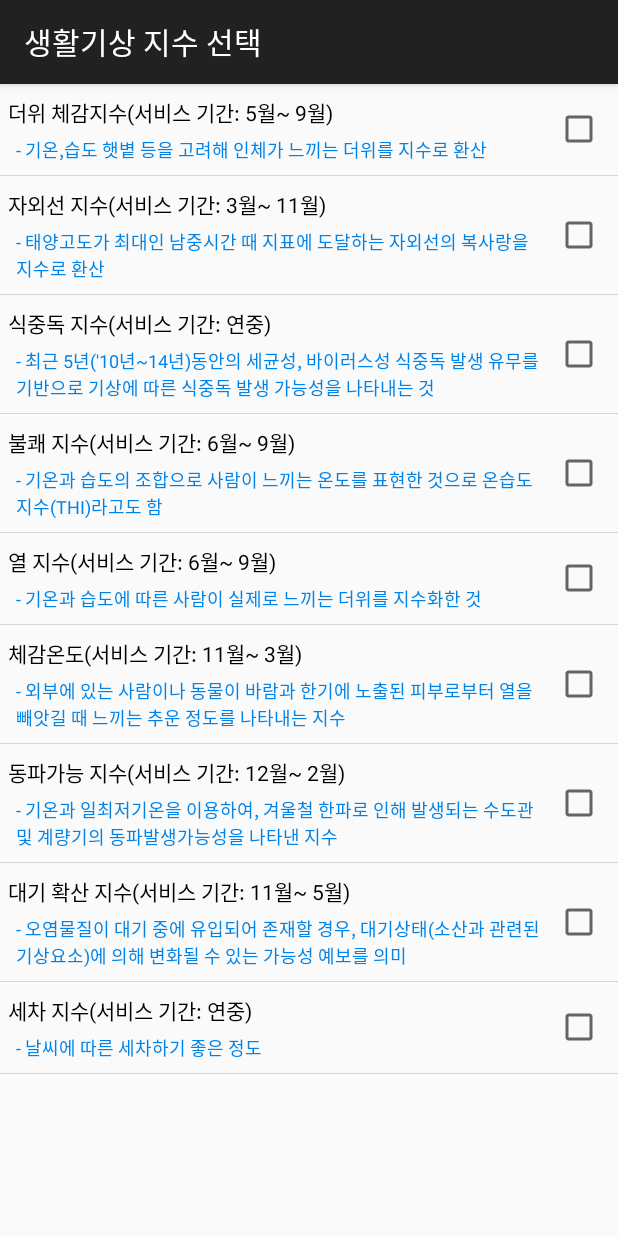
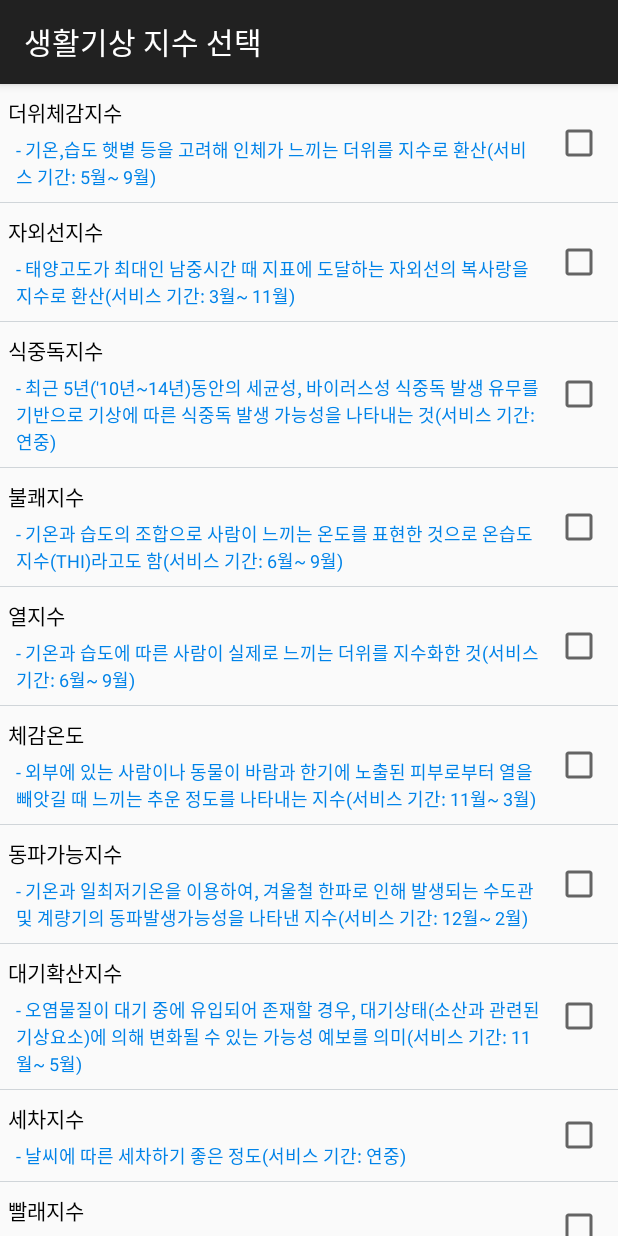
Before and after one commit to yyk1213/weather_mobile, an Android app: the screen it shows after launch (LivingWeather), in the options menu, after a tap on "생활 기상지수 선택", on a phone screen of 412 x 824 dp. Run offline under Robolectric (Android 15) with nearby library versions, the phone set to English and light mode, and no system bars; libraries missing offline, so code that uses them is left out: com.facebook.stetho; 2 statements that could not run were skipped.

Commit message:
1. SharedPreference 저장 2.Main 현재 위치 받아오기 3. Noti 눌렀을 때 수정

```diff
--- a/MyApplication/app/src/main/java/com/example/yeon1213/myapplication/Life_Radius/CustomAutoCompleteAdapter.java
+++ b/MyApplication/app/src/main/java/com/example/yeon1213/myapplication/Life_Radius/CustomAutoCompleteAdapter.java
@@ -157,7 +157,7 @@ public class CustomAutoCompleteAdapter extends ArrayAdapter implements Filterabl
             prediction_item=new ArrayList<>();
 
             for(AutocompletePrediction prediction:autoCompleteList){
-                    auto_result.add(prediction.getFullText(null).toString());
+                    auto_result.add(prediction.getFullText(null).toString().substring(5));
                     prediction_item.add(prediction);
             }
 
--- a/MyApplication/app/src/main/java/com/example/yeon1213/myapplication/Living_Weather/LivingWeather.java
+++ b/MyApplication/app/src/main/java/com/example/yeon1213/myapplication/Living_Weather/LivingWeather.java
@@ -68,50 +68,53 @@ public class LivingWeather extends AppCompatActivity {
     }
 
     private void LivingData(){
-        Index_data index_data =new Index_data("더위 체감지수(서비스 기간: 5월~ 9월)", "기온,습도 햇볕 등을 고려해 인체가 느끼는 더위를 지수로 환산");
+        Index_data index_data =new Index_data("더위체감지수", "기온,습도 햇볕 등을 고려해 인체가 느끼는 더위를 지수로 환산(서비스 기간: 5월~ 9월)");
         living_weatherList.add(index_data);
 
-        index_data =new Index_data("자외선 지수(서비스 기간: 3월~ 11월)", "태양고도가 최대인 남중시간 때 지표에 도달하는 자외선의 복사랑을 지수로 환산");
+        index_data =new Index_data("자외선지수", "태양고도가 최대인 남중시간 때 지표에 도달하는 자외선의 복사랑을 지수로 환산(서비스 기간: 3월~ 11월)");
         living_weatherList.add(index_data);
 
-        index_data =new Index_data("식중독 지수(서비스 기간: 연중)", "최근 5년('10년~14년)동안의 세균성, 바이러스성 식중독 발생 유무를 기반으로 기상에 따른 식중독 발생 가능성을 나타내는 것");
+        index_data =new Index_data("식중독지수", "최근 5년('10년~14년)동안의 세균성, 바이러스성 식중독 발생 유무를 기반으로 기상에 따른 식중독 발생 가능성을 나타내는 것(서비스 기간: 연중)");
         living_weatherList.add(index_data);
 
-        index_data =new Index_data("불쾌 지수(서비스 기간: 6월~ 9월)", "기온과 습도의 조합으로 사람이 느끼는 온도를 표현한 것으로 온습도지수(THI)라고도 함");
+        index_data =new Index_data("불쾌지수", "기온과 습도의 조합으로 사람이 느끼는 온도를 표현한 것으로 온습도지수(THI)라고도 함(서비스 기간: 6월~ 9월)");
         living_weatherList.add(index_data);
 
-        index_data =new Index_data("열 지수(서비스 기간: 6월~ 9월)", "기온과 습도에 따른 사람이 실제로 느끼는 더위를 지수화한 것");
+        index_data =new Index_data("열지수", "기온과 습도에 따른 사람이 실제로 느끼는 더위를 지수화한 것(서비스 기간: 6월~ 9월)");
         living_weatherList.add(index_data);
 
-        index_data =new Index_data("체감온도(서비스 기간: 11월~ 3월)", "외부에 있는 사람이나 동물이 바람과 한기에 노출된 피부로부터 열을 빼앗길 때 느끼는 추운 정도를 나타내는 지수");
+        index_data =new Index_data("체감온도", "외부에 있는 사람이나 동물이 바람과 한기에 노출된 피부로부터 열을 빼앗길 때 느끼는 추운 정도를 나타내는 지수(서비스 기간: 11월~ 3월)");
         living_weatherList.add(index_data);
 
-        index_data =new Index_data("동파가능 지수(서비스 기간: 12월~ 2월)", "기온과 일최저기온을 이용하여, 겨울철 한파로 인해 발생되는 수도관 및 계량기의 동파발생가능성을 나타낸 지수");
+        index_data =new Index_data("동파가능지수", "기온과 일최저기온을 이용하여, 겨울철 한파로 인해 발생되는 수도관 및 계량기의 동파발생가능성을 나타낸 지수(서비스 기간: 12월~ 2월)");
         living_weatherList.add(index_data);
 
-        index_data =new Index_data("대기 확산 지수(서비스 기간: 11월~ 5월)", "오염물질이 대기 중에 유입되어 존재할 경우, 대기상태(소산과 관련된 기상요소)에 의해 변화될 수 있는 가능성 예보를 의미");
+        index_data =new Index_data("대기확산지수", "오염물질이 대기 중에 유입되어 존재할 경우, 대기상태(소산과 관련된 기상요소)에 의해 변화될 수 있는 가능성 예보를 의미(서비스 기간: 11월~ 5월)");
         living_weatherList.add(index_data);
 
-        index_data =new Index_data("세차 지수(서비스 기간: 연중)", "날씨에 따른 세차하기 좋은 정도");
+        index_data =new Index_data("세차지수", "날씨에 따른 세차하기 좋은 정도(서비스 기간: 연중)");
+        living_weatherList.add(index_data);
+
+        index_data =new Index_data("빨래지수", "날씨에 따른 빨래하기 좋은 정도(서비스 기간: 연중)");
         living_weatherList.add(index_data);
 
         living_Adapter.notifyDataSetChanged();
     }
 
     private void HealthData(){
-        Index_data index_data =new Index_data("천식폐질환가능지수(서비스 기간: 연중)", "기상조건(최저기온, 일교차, 현지기압, 상대습도)에 따른 천식·폐질환 발생 가능정도를 지수화");
+        Index_data index_data =new Index_data("천식폐질환가능지수", "기상조건(최저기온, 일교차, 현지기압, 상대습도)에 따른 천식·폐질환 발생 가능정도를 지수화(서비스 기간: 연중)");
         living_weatherList.add(index_data);
 
-        index_data =new Index_data("뇌졸중가능지수(서비스 기간: 3월~ 11월)", "기상조건(최저기온, 일교차, 현지기압, 상대습도)에 따른 뇌졸중 발생 가능정도를 지수화");
+        index_data =new Index_data("뇌졸중가능지수", "기상조건(최저기온, 일교차, 현지기압, 상대습도)에 따른 뇌졸중 발생 가능정도를 지수화(서비스 기간: 3월~ 11월)");
         living_weatherList.add(index_data);
 
-        index_data =new Index_data("피부질환가능지수(서비스 기간: 연중)", "기상조건(최고기온, 상대습도)에 따른 피부질환 발생 가능정도를 지수화");
+        index_data =new Index_data("피부질환가능지수", "기상조건(최고기온, 상대습도)에 따른 피부질환 발생 가능정도를 지수화(서비스 기간: 연중)");
         living_weatherList.add(index_data);
 
-        index_data =new Index_data("감기가능지수(서비스 기간: 9월~4월)", "기상조건(최저기온, 일교차, 현지기압, 상대습도)에 따른 감기 발생 가능정도를 지수화");
+        index_data =new Index_data("감기가능지수", "기상조건(최저기온, 일교차, 현지기압, 상대습도)에 따른 감기 발생 가능정도를 지수화(서비스 기간: 9월~4월)");
         living_weatherList.add(index_data);
 
-        index_data =new Index_data("꽃가루농도위험지수(서비스 기간: 4월~5월(참나무, 소나무),9월~10월(잡초류))", "기상조건(최고기온, 최저기온, 강수량, 평균풍속 등)에 따른 꽃가루 알레르기 발생 가능정도를 지수화");
+        index_data =new Index_data("꽃가루농도위험지수", "기상조건(최고기온, 최저기온, 강수량, 평균풍속 등)에 따른 꽃가루 알레르기 발생 가능정도를 지수화(서비스 기간: 4월~5월(참나무, 소나무),9월~10월(잡초류))");
         living_weatherList.add(index_data);
 
         living_Adapter.notifyDataSetChanged();
@@ -122,7 +125,6 @@ public class LivingWeather extends AppCompatActivity {
 
         public class living_ViewHolder extends RecyclerView.ViewHolder implements CheckBox.OnCheckedChangeListener{
 
-            //index 말고 checkbox도 넣어야 함
             public TextView living_name,living_expla;
             public CheckBox index_checkBox;
 
@@ -139,7 +141,7 @@ public class LivingWeather extends AppCompatActivity {
             @Override
             public void onCheckedChanged(CompoundButton buttonView, boolean isChecked) {
                 //tag값을 받아와서 그 받아온 값들을 프리퍼런스에 저장,그 값의 id값을 부여, 보여주는 리스트 값을 다르게 설정해야 한다.
-                int item_ID=(int) itemView.getTag();
+                 int item_ID=(int) itemView.getTag();
                 if(isChecked){
                     editor.putBoolean(living_weatherList.get(item_ID).getLiving_name(),true);
                 }else{
@@ -148,7 +150,6 @@ public class LivingWeather extends AppCompatActivity {
                 editor.commit();
             }
         }
-
 
         public livingAdapter(List<Index_data> myDataset){
             index_Dataset =myDataset;
@@ -168,6 +169,10 @@ public class LivingWeather extends AppCompatActivity {
             Index_data LD= index_Dataset.get(position);
             living_viewHolder.living_name.setText(LD.getLiving_name());
             living_viewHolder.living_expla.setText("- " + LD.getLiving_explanation());
+
+            boolean index_check=index_pref.getBoolean(LD.getLiving_name(),false);
+
+            living_viewHolder.index_checkBox.setChecked(index_check);
         }
 
         @Override
--- a/MyApplication/app/src/main/java/com/example/yeon1213/myapplication/Main/MainActivity.java
+++ b/MyApplication/app/src/main/java/com/example/yeon1213/myapplication/Main/MainActivity.java
@@ -1,30 +1,37 @@
 package com.example.yeon1213.myapplication.Main;
 
+import android.content.Context;
 import android.content.Intent;
+import android.content.pm.PackageManager;
+import android.location.Address;
+import android.location.Geocoder;
+import android.location.Location;
+import android.location.LocationManager;
+import android.net.ConnectivityManager;
 import android.os.Bundle;
+import android.support.v4.app.ActivityCompat;
 import android.support.v7.app.AppCompatActivity;
 import android.support.v7.widget.LinearLayoutManager;
 import android.support.v7.widget.RecyclerView;
+import android.util.Log;
 import android.view.Menu;
 import android.view.MenuInflater;
 import android.view.MenuItem;
 import android.widget.TextView;
 
-import com.example.yeon1213.myapplication.Alarm.Alarm;
-import com.example.yeon1213.myapplication.DataBase.LocationDatabase;
-import com.example.yeon1213.myapplication.Health_Weather.HealthWeather;
 import com.example.yeon1213.myapplication.Life_Radius.LifeRadiusActivity;
 import com.example.yeon1213.myapplication.Living_Weather.LivingWeather;
 import com.example.yeon1213.myapplication.R;
 import com.example.yeon1213.myapplication.Weather_alarm.WeatherAlarm;
 
+import java.io.IOException;
 import java.util.ArrayList;
 import java.util.List;
 
 import static com.example.yeon1213.myapplication.Living_Weather.LivingWeather.EXTRA_ACTIVITY_POSITION;
 
 public class MainActivity extends AppCompatActivity{
-    private TextView temperature, fine_dust, precipitation, humidity, wind,city,county,village;
+    private TextView temperature, fine_dust, precipitation, humidity, wind;
     private double latitude, longitude;
 
     private RecyclerView main_RecyclerView;
@@ -34,8 +41,20 @@ public class MainActivity extends AppCompatActivity{
     private List<String> recycler_livingData = new ArrayList<>();
     private WeatherData main_weatherData;
 
-    private LocationDatabase database;
-    private Alarm alarm;
+    public static final String EXTRA_LATITUDE="com.example.yeon1213.myapplication.Alarm.latitude";
+    public static final String EXTRA_LONGITUDE="com.example.yeon1213.myapplication.Alarm.longtitude";
+
+    private LocationListener[] mLocationListeners;
+
+    public static Intent newIntent(Context context, double latitude, double longitude){
+        Intent mainIntent = new Intent(context, MainActivity.class);
+
+        mainIntent.putExtra(EXTRA_LATITUDE,latitude);
+        mainIntent.putExtra(EXTRA_LONGITUDE, longitude);
+
+        return mainIntent;
+    }
+
     //좀 더 함수로 나누기
     @Override
     protected void onCreate(Bundle savedInstanceState) {
@@ -49,8 +68,12 @@ public class MainActivity extends AppCompatActivity{
 
         initView();
         main_weatherData = new WeatherData();
-        alarm=new Alarm();
+        main_weatherData.setContext(this);
+
         location_check();
+        //주소로 액션바 타이틀 변경
+        reverse_address();
+
 //        Intent i= PersonalLocationService.newIntent(this);
 //        startService(i);
 
@@ -85,19 +108,21 @@ public class MainActivity extends AppCompatActivity{
 
         //날씨 값 가져오기
         main_weatherData.getWeatherAPIData(latitude,longitude);
-        main_weatherData.getIndexData(latitude,longitude);
+        //선택 지수 값 가져오기
+       main_weatherData.getIndexData(latitude,longitude);
+    }
 
-//        //좌표를 주소로 변환
-//        final Geocoder geocoder=new Geocoder(this);
-//        List<Address> list=null;
-//        try {
-//            list = geocoder.getFromLocation(latitude, longitude, 10);
-//            getSupportActionBar().setTitle(list.get(0).getAddressLine(0));
-//        }catch (IOException e) {
-//            e.printStackTrace();
-//            Log.e("test", "입출력 오류 - 서버에서 주소변환시 에러발생");
-//        }
-        //알람이 등록돼있으면 따로 할 필요 없음
+    private void reverse_address(){
+        //좌표를 주소로 변환
+        final Geocoder geocoder=new Geocoder(this);
+        List<Address> list=null;
+        try {
+            list = geocoder.getFromLocation(latitude, longitude, 10);
+            getSupportActionBar().setTitle(list.get(0).getAddressLine(0).substring(5));
+        }catch (IOException e) {
+            e.printStackTrace();
+            Log.e("test", "입출력 오류 - 서버에서 주소변환시 에러발생");
+        }
     }
 
     @Override
@@ -109,6 +134,8 @@ public class MainActivity extends AppCompatActivity{
     public boolean onCreateOptionsMenu(Menu menu) {
         MenuInflater inflater = getMenuInflater();
         inflater.inflate(R.menu.setting_menu, menu);
+        inflater.inflate(R.menu.action_button, menu);
+
         return true;
     }
 
@@ -135,6 +162,16 @@ public class MainActivity extends AppCompatActivity{
                 Intent weatherAlarmIntent = new Intent(MainActivity.this, WeatherAlarm.class);
                 startActivity(weatherAlarmIntent);
                 break;
+
+            case R.id.change_location:
+                getCurrentLocation();
+                recycler_livingData.clear();
+
+                //날씨 값 가져오기
+                main_weatherData.getWeatherAPIData(latitude,longitude);
+                //선택 지수 값 가져오기
+                main_weatherData.getIndexData(latitude,longitude);
+                reverse_address();
         }
         return true;
     }
@@ -150,7 +187,7 @@ public class MainActivity extends AppCompatActivity{
     //현재위치 받아오기
     private void location_check(){
 
-        database=LocationDatabase.getDataBase(this);
+        //database=LocationDatabase.getDataBase(this);
 
 //       //기존에 저장된 DB 값이 있을 경우-- 패턴 값 분석해서 그 DB 값 불러오기--현재 위치 값으로 불러오기
 //        if(database.getLocationDAO().getLocation().size()>0) {
@@ -164,14 +201,114 @@ public class MainActivity extends AppCompatActivity{
 //       else{//기존에 패턴 분석 DB가 없을 경우-- 우선 현재 위치를 불러오고 서비스에 위치값 저장 시작
             //위치 받아오는 거는 서비스에서만 실행해서 그 값을 불러온다.
             //우선은 특정 값으로 고정시켜 놓기
-            latitude = 36.1234;
-            longitude=127.1234;
 //        }
+
+        //들어온 인텐트 값이 있으면
+        if((getIntent().getDoubleExtra(EXTRA_LATITUDE,0.0)!=0.0) && (getIntent().getDoubleExtra(EXTRA_LONGITUDE,0.0)!=0.0)){
+            latitude=getIntent().getDoubleExtra(EXTRA_LATITUDE,0.0);
+            longitude=getIntent().getDoubleExtra(EXTRA_LONGITUDE,0.0);
+        }
+        else{
+            //현재위치 값 구하기
+            getCurrentLocation();
+        }
     }
 
-//    @Override
-//    public void onBackPressed() {
-//        super.onBackPressed();
-//        this.finish();
-//    }
+    class LocationListener implements android.location.LocationListener {
+        Location mLocation;
+
+        public LocationListener(String provider) {
+            mLocation = new Location(provider);
+        }
+
+        @Override
+        public void onLocationChanged(Location location) {
+            mLocation.set(location);
+
+            latitude = mLocation.getLatitude();
+            longitude = mLocation.getLongitude();
+        }
+
+        @Override
+        public void onStatusChanged(String provider, int status, Bundle extras) {
+
+        }
+
+        @Override
+        public void onProviderEnabled(String provider) {
+
+        }
+
+        @Override
+        public void onProviderDisabled(String provider) {
+
+        }
+    }
+
+    private void getCurrentLocation(){
+
+        //네트워크 연결 가능한지 확인
+        if(!isNetworkAvailable()) return;
+
+        //위치 정보 수신 체크--안돼있으면 어떡하지?
+        if (ActivityCompat.checkSelfPermission(this, android.Manifest.permission.ACCESS_COARSE_LOCATION) != PackageManager.PERMISSION_GRANTED) {
+            return;
+        }
+
+        //위치 매니저 초기화
+        LocationManager mLocationManager =(LocationManager)getSystemService(Context.LOCATION_SERVICE);
+
+        LocationListener[]  mLocationListeners=new LocationListener[]{
+                new LocationListener(LocationManager.GPS_PROVIDER),
+                new LocationListener(LocationManager.NETWORK_PROVIDER)
+        };
+
+        try{
+            //GPS 제공자 정보가 바뀌면 콜백하도록 리스너 등록
+            mLocationManager.requestLocationUpdates(LocationManager.GPS_PROVIDER, 10000, 1, mLocationListeners[0]);
+        }catch (java.lang.SecurityException ex) {
+            Log.i("MainActivity", "fail to request location update, ignore", ex);
+        } catch (IllegalArgumentException ex) {
+            Log.d("MainActivity", "network provider does not exist, " + ex.getMessage());
+        }
+
+        try{
+            //GPS 제공자 정보가 바뀌면 콜백하도록 리스너 등록
+            mLocationManager.requestLocationUpdates(LocationManager.NETWORK_PROVIDER, 10000, 1, mLocationListeners[1]);
+        }catch (java.lang.SecurityException ex) {
+            Log.i("MainActivity", "fail to request location update, ignore", ex);
+        } catch (IllegalArgumentException ex) {
+            Log.d("MainActivity", "network provider does not exist, " + ex.getMessage());
+        }
+
+        //최근 위치 정보 확인-- 현재 위치를 찾을 수 없을 때만 실행
+        Location[] locations={ mLocationManager.getLastKnownLocation(LocationManager.NETWORK_PROVIDER),mLocationManager.getLastKnownLocation(LocationManager.GPS_PROVIDER)};
+
+        for(int i=0; i<locations.length; i++) {
+            if (locations[i] != null) {
+                latitude = locations[i].getLatitude();
+                longitude = locations[i].getLongitude();
+            }
+        }
+
+        //위치정보 미 수신할 때 자원해제
+        if (mLocationManager != null) {
+            for (int i = 0; i < mLocationListeners.length; i++) {
+                try {
+                    mLocationManager.removeUpdates(mLocationListeners[i]);
+                } catch (Exception ex) {
+                    Log.i("MainActivity", "fail to remove location listners, ignore", ex);
+                }
+            }
+        }
+    }
+
+    private boolean isNetworkAvailable(){
+        ConnectivityManager cm=(ConnectivityManager)getSystemService(CONNECTIVITY_SERVICE);
+
+        boolean isNetworkAvailable=cm.getActiveNetworkInfo()!=null;
+        boolean isNetworkConnected=isNetworkAvailable && cm.getActiveNetworkInfo().isConnected();
+
+        return isNetworkConnected;
+    }
 }
--- a/MyApplication/app/src/main/java/com/example/yeon1213/myapplication/Main/WeatherData.java
+++ b/MyApplication/app/src/main/java/com/example/yeon1213/myapplication/Main/WeatherData.java
@@ -1,5 +1,7 @@
 package com.example.yeon1213.myapplication.Main;
 
+import android.content.Context;
+import android.content.SharedPreferences;
 import android.util.Log;
 
 import com.example.yeon1213.myapplication.Main.Weather.Data;
@@ -28,11 +30,14 @@ import retrofit2.Response;
 import retrofit2.Retrofit;
 import retrofit2.converter.gson.GsonConverterFactory;
 
+import static android.content.Context.MODE_PRIVATE;
+
 public class WeatherData{
 
     private Weather weatherData; //날씨 데이터 넣는 것
     private List<String> livingData=new ArrayList<>();//리사이클러뷰에 담는 생활기상지수
     private ResponseListener mListener;//응답 값이 왔는지 확인하는 리스너
+    private Context context;
     //날씨 데이터
     private String temperature;
     private String precipitation;
@@ -94,6 +99,14 @@ public class WeatherData{
         this.dust_comment = dust_comment;
     }
 
+    public Context getContext() {
+        return context;
+    }
+
+    public void setContext(Context context) {
+        this.context = context;
+    }
+
     public void getWeatherAPIData(double latitude, double longitude){
 
         Retrofit retrofit = new Retrofit.Builder().addConverterFactory(GsonConverterFactory.create()).baseUrl(ApiService.BASEURL).build();
@@ -133,6 +146,10 @@ public class WeatherData{
         Retrofit retrofit = new Retrofit.Builder().addConverterFactory(GsonConverterFactory.create()).baseUrl(ApiService.BASEURL).build();
         ApiService apiService = retrofit.create(ApiService.class);
 
+        SharedPreferences indexSetting_pref=context.getSharedPreferences("index_setting", MODE_PRIVATE);
+        boolean fire_Index=indexSetting_pref.getBoolean("열지수",false);
+
+        if(fire_Index) {
             //열지수
             Call<Data> call_heat = apiService.getHeat(ApiService.APPKEY, 2, latitude, longitude);
             call_heat.enqueue(new Callback<Data>() {
@@ -153,6 +170,11 @@ public class WeatherData{
                     Log.e("fail", "" + t.toString());
                 }
             });
+        }
+
+        boolean tem_index=indexSetting_pref.getBoolean("체감온도",false);
+
+        if(tem_index) {
 
             Call<Data> call_wct = apiService.getWct(ApiService.APPKEY, 2, latitude, longitude);
             call_wct.enqueue(new Callback<Data>() {
@@ -173,6 +195,11 @@ public class WeatherData{
 
                 }
             });
+        }
+
+        boolean uncomfortable_index=indexSetting_pref.getBoolean("불쾌지수",false);
+
+        if(uncomfortable_index) {
 
             Call<Data> call_thIndex = apiService.getTh(ApiService.APPKEY, 2, latitude, longitude);
             call_thIndex.enqueue(new Callback<Data>() {
@@ -193,6 +220,11 @@ public class WeatherData{
 
                 }
             });
+        }
+
+        boolean carwash_index=indexSetting_pref.getBoolean("세차지수",false);
+
+        if(carwash_index) {
 
             Call<Data> call_carwash = apiService.getCarwash(ApiService.APPKEY, 2, latitude, longitude);
             call_carwash.enqueue(new Callback<Data>() {
@@ -214,6 +246,11 @@ public class WeatherData{
                     Log.e("fail", "" + t.toString());
                 }
             });
+        }
+
+        boolean uv_Index=indexSetting_pref.getBoolean("자외선지수",false);
+
+        if(uv_Index) {
 
             Call<Data> call_uvIndex = apiService.getUv(ApiService.APPKEY, 2, latitude, longitude);
             call_uvIndex.enqueue(new Callback<Data>() {
@@ -234,6 +271,12 @@ public class WeatherData{
 
                 }
             });
+        }
+
+        boolean laundry_index=indexSetting_pref.getBoolean("빨래지수",false);
+
+        if(laundry_index) {
+
             Call<Data> call_Laundry = apiService.getLaundry(ApiService.APPKEY, 2, latitude, longitude);
 
             call_Laundry.enqueue(new Callback<Data>() {
@@ -255,6 +298,8 @@ public class WeatherData{
 
                 }
             });
+
+        }
 
         //통신 가로채서 값 보여주는 것
         HttpLoggingInterceptor interceptor = new HttpLoggingInterceptor();
--- /dev/null
+++ b/MyApplication/app/src/main/res/menu/action_button.xml
@@ -0,0 +1,10 @@
+<?xml version="1.0" encoding="utf-8"?>
+<menu xmlns:android="http://schemas.android.com/apk/res/android"
+    xmlns:app="http://schemas.android.com/apk/res-auto">
+
+    <item
+        android:id="@+id/change_location"
+        android:title="current_location"
+        android:icon="@drawable/current_location"
+        app:showAsAction="always"/>
+</menu>
```
Also changed, not shown: MyApplication/app/src/main/java/com/example/yeon1213/myapplication/Alarm/AlarmReceiver.java (+13 -2 lines), MyApplication/app/src/main/res/drawable/current_location.png (added). Lines whose indentation alone changed are shown as unchanged.
